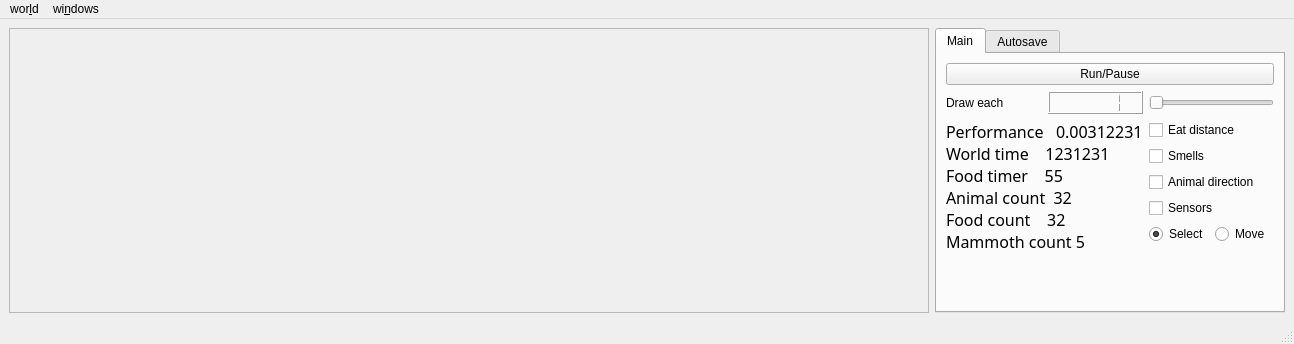
First picture: the form in animals/ui/main_window.ui, repository zshimanchik/animals, before the edit.
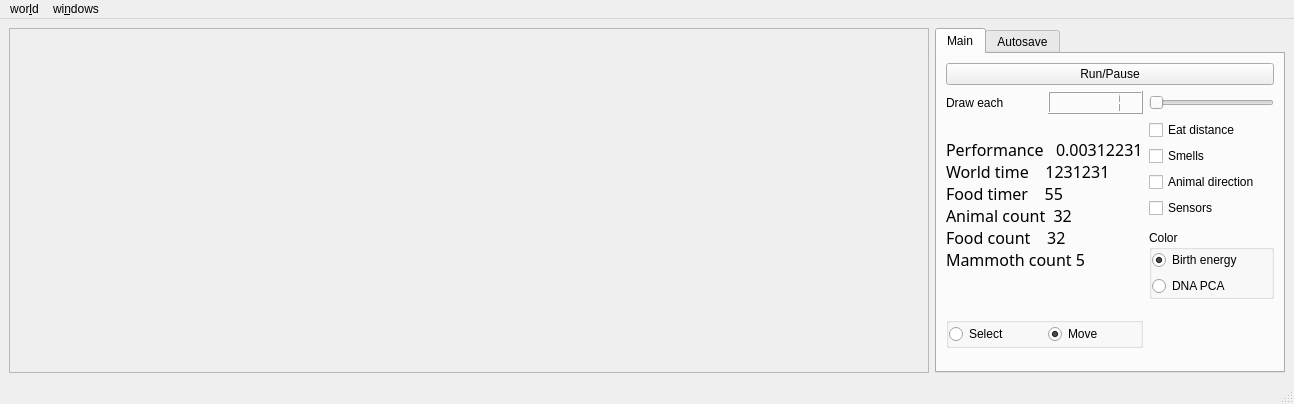
Second picture: the form after the edit.

What changed in the file:
```diff
--- a/animals/ui/main_window.ui
+++ b/animals/ui/main_window.ui
@@ -7,7 +7,7 @@
     <x>0</x>
     <y>0</y>
     <width>1294</width>
-    <height>344</height>
+    <height>404</height>
    </rect>
   </property>
   <property name="windowTitle">
@@ -26,7 +26,7 @@
          <x>0</x>
          <y>0</y>
          <width>902</width>
-         <height>269</height>
+         <height>327</height>
         </rect>
        </property>
        <layout class="QHBoxLayout" name="horizontalLayout">
@@ -87,7 +87,60 @@
         <string>Main</string>
        </attribute>
        <layout class="QGridLayout" name="gridLayout_3">
-        <item row="4" column="0" rowspan="7" colspan="2">
+        <item row="2" column="0" colspan="3">
+         <widget class="QPushButton" name="timer_button">
+          <property name="minimumSize">
+           <size>
+            <width>0</width>
+            <height>20</height>
+           </size>
+          </property>
+          <property name="maximumSize">
+           <size>
+            <width>16777215</width>
+            <height>16777215</height>
+           </size>
+          </property>
+          <property name="text">
+           <string>Run/Pause</string>
+          </property>
+         </widget>
+        </item>
+        <item row="4" column="2">
+         <widget class="QCheckBox" name="eat_distance_checkbox">
+          <property name="text">
+           <string>Eat distance</string>
+          </property>
+         </widget>
+        </item>
+        <item row="15" column="0" colspan="3">
+         <spacer name="verticalSpacer">
+          <property name="orientation">
+           <enum>Qt::Vertical</enum>
+          </property>
+          <property name="sizeHint" stdset="0">
+           <size>
+            <width>20</width>
+            <height>10</height>
+           </size>
+          </property>
+         </spacer>
+        </item>
+        <item row="3" column="0">
+         <widget class="QLabel" name="draw_each_times_label">
+          <property name="text">
+           <string>Draw each</string>
+          </property>
+         </widget>
+        </item>
+        <item row="6" column="2">
+         <widget class="QCheckBox" name="animal_direction_checkbox">
+          <property name="text">
+           <string>Animal direction</string>
+          </property>
+         </widget>
+        </item>
+        <item row="4" column="0" rowspan="8" colspan="2">
          <widget class="QLabel" name="info_label">
           <property name="font">
            <font>
@@ -106,22 +159,6 @@
           </property>
          </widget>
         </item>
-        <item row="3" column="2">
-         <widget class="QSlider" name="draw_each_times_slider">
-          <property name="minimum">
-           <number>1</number>
-          </property>
-          <property name="maximum">
-           <number>200</number>
-          </property>
-          <property name="value">
-           <number>1</number>
-          </property>
-          <property name="orientation">
-           <enum>Qt::Horizontal</enum>
-          </property>
-         </widget>
-        </item>
         <item row="5" column="2">
          <widget class="QCheckBox" name="smells_checkbox">
           <property name="text">
@@ -129,41 +166,6 @@
           </property>
          </widget>
         </item>
-        <item row="8" column="2">
-         <layout class="QHBoxLayout" name="horizontalLayout_2">
-          <item>
-           <widget class="QRadioButton" name="select_radiobutton">
-            <property name="text">
-             <string>Select</string>
-            </property>
-            <property name="checked">
-             <bool>true</bool>
-            </property>
-           </widget>
-          </item>
-          <item>
-           <widget class="QRadioButton" name="move_radiobutton">
-            <property name="text">
-             <string>Move</string>
-            </property>
-           </widget>
-          </item>
-         </layout>
-        </item>
-        <item row="3" column="0">
-         <widget class="QLabel" name="draw_each_times_label">
-          <property name="text">
-           <string>Draw each</string>
-          </property>
-         </widget>
-        </item>
-        <item row="4" column="2">
-         <widget class="QCheckBox" name="eat_distance_checkbox">
-          <property name="text">
-           <string>Eat distance</string>
-          </property>
-         </widget>
-        </item>
         <item row="3" column="1">
          <widget class="QLCDNumber" name="draw_each_times_lcd">
           <property name="intValue" stdset="0">
@@ -171,42 +173,19 @@
           </property>
          </widget>
         </item>
-        <item row="6" column="2">
-         <widget class="QCheckBox" name="animal_direction_checkbox">
-          <property name="text">
-           <string>Animal direction</string>
+        <item row="3" column="2">
+         <widget class="QSlider" name="draw_each_times_slider">
+          <property name="minimum">
+           <number>1</number>
           </property>
-         </widget>
-        </item>
-        <item row="13" column="0" colspan="3">
-         <spacer name="verticalSpacer">
+          <property name="maximum">
+           <number>200</number>
+          </property>
+          <property name="value">
+           <number>1</number>
+          </property>
           <property name="orientation">
-           <enum>Qt::Vertical</enum>
-          </property>
-          <property name="sizeHint" stdset="0">
-           <size>
-            <width>20</width>
-            <height>10</height>
-           </size>
-          </property>
-         </spacer>
-        </item>
-        <item row="2" column="0" colspan="3">
-         <widget class="QPushButton" name="timer_button">
-          <property name="minimumSize">
-           <size>
-            <width>0</width>
-            <height>20</height>
-           </size>
-          </property>
-          <property name="maximumSize">
-           <size>
-            <width>16777215</width>
-            <height>16777215</height>
-           </size>
-          </property>
-          <property name="text">
-           <string>Run/Pause</string>
+           <enum>Qt::Horizontal</enum>
           </property>
          </widget>
         </item>
@@ -217,6 +196,85 @@
           </property>
          </widget>
         </item>
+        <item row="9" column="2">
+         <widget class="QGroupBox" name="color_groupBox">
+          <property name="title">
+           <string>Color</string>
+          </property>
+          <layout class="QVBoxLayout" name="verticalLayout_2">
+           <property name="leftMargin">
+            <number>0</number>
+           </property>
+           <property name="topMargin">
+            <number>0</number>
+           </property>
+           <property name="rightMargin">
+            <number>0</number>
+           </property>
+           <property name="bottomMargin">
+            <number>0</number>
+           </property>
+           <item>
+            <widget class="QRadioButton" name="radioButton">
+             <property name="text">
+              <string>Birth energy</string>
+             </property>
+             <property name="checked">
+              <bool>true</bool>
+             </property>
+            </widget>
+           </item>
+           <item>
+            <widget class="QRadioButton" name="radioButton_2">
+             <property name="text">
+              <string>DNA PCA</string>
+             </property>
+             <property name="checked">
+              <bool>false</bool>
+             </property>
+            </widget>
+           </item>
+          </layout>
+         </widget>
+        </item>
+        <item row="12" column="0" colspan="2">
+         <widget class="QGroupBox" name="select_move_groupbox">
+          <layout class="QHBoxLayout" name="horizontalLayout_2">
+           <property name="leftMargin">
+            <number>0</number>
+           </property>
+           <property name="topMargin">
+            <number>0</number>
+           </property>
+           <property name="rightMargin">
+            <number>0</number>
+           </property>
+           <property name="bottomMargin">
+            <number>0</number>
+           </property>
+           <item>
+            <widget class="QRadioButton" name="select_radiobutton">
+             <property name="text">
+              <string>Select</string>
+             </property>
+             <property name="checked">
+              <bool>false</bool>
+             </property>
+            </widget>
+           </item>
+           <item>
+            <widget class="QRadioButton" name="move_radiobutton">
+             <property name="text">
+              <string>Move</string>
+             </property>
+             <property name="checked">
+              <bool>true</bool>
+             </property>
+            </widget>
+           </item>
+          </layout>
+         </widget>
+        </item>
        </layout>
       </widget>
       <widget class="QWidget" name="tab_2">
@@ -303,7 +361,7 @@
      <x>0</x>
      <y>0</y>
      <width>1294</width>
-     <height>22</height>
+     <height>24</height>
     </rect>
    </property>
    <widget class="QMenu" name="menuRestart_world">
```
